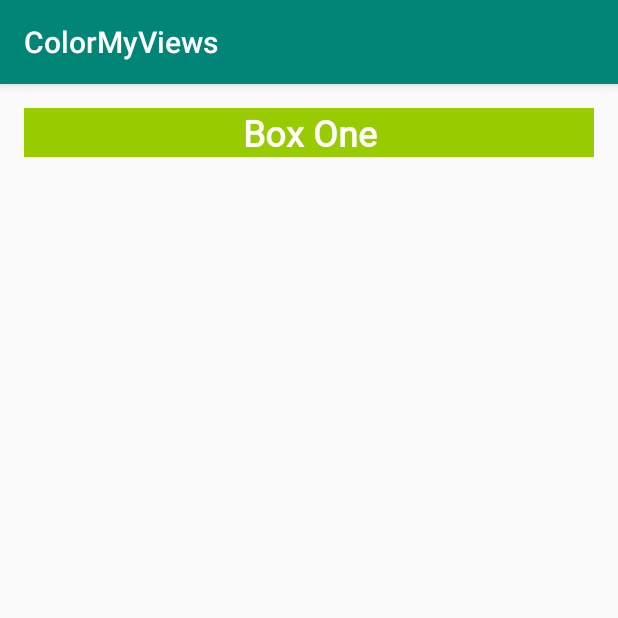
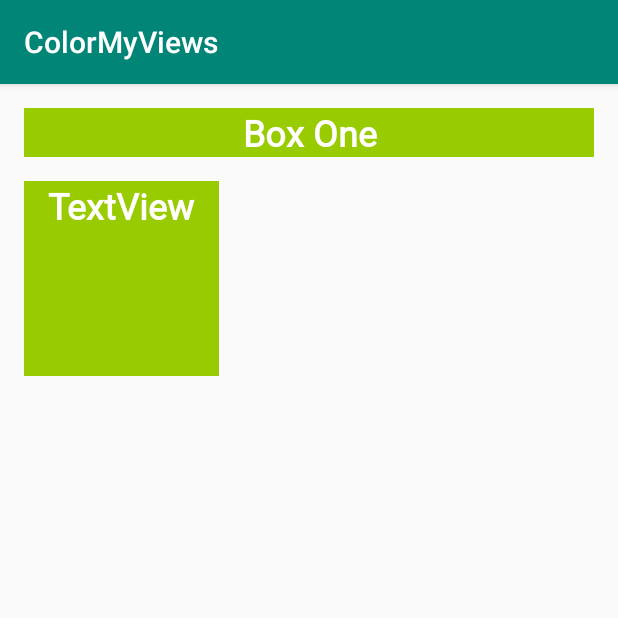
Before and after one commit to killer-killua/ColorMyViews, an Android app: the screen it shows after launch (MainActivity), on a phone screen of 412 x 824 dp, the top half of it. Run offline under Robolectric (Android 15) with nearby library versions, the phone set to English and light mode, and no system bars.

Commit message:
added a second txt view named box_two_text made it constrained to the bottom of box one and to the left of the app

```diff
--- a/app/src/main/res/layout/activity_main.xml
+++ b/app/src/main/res/layout/activity_main.xml
@@ -19,4 +19,15 @@
         app:layout_constraintRight_toRightOf="parent"
         app:layout_constraintTop_toTopOf="parent" />
 
+    <TextView
+        android:id="@+id/box_two_text"
+        style="@style/WhiteBox"
+        android:layout_width="130dp"
+        android:layout_height="130dp"
+        android:layout_marginStart="16dp"
+        android:layout_marginTop="16dp"
+        android:text="TextView"
+        app:layout_constraintStart_toStartOf="parent"
+        app:layout_constraintTop_toBottomOf="@+id/box_one_text" />
+
 </androidx.constraintlayout.widget.ConstraintLayout>
```
